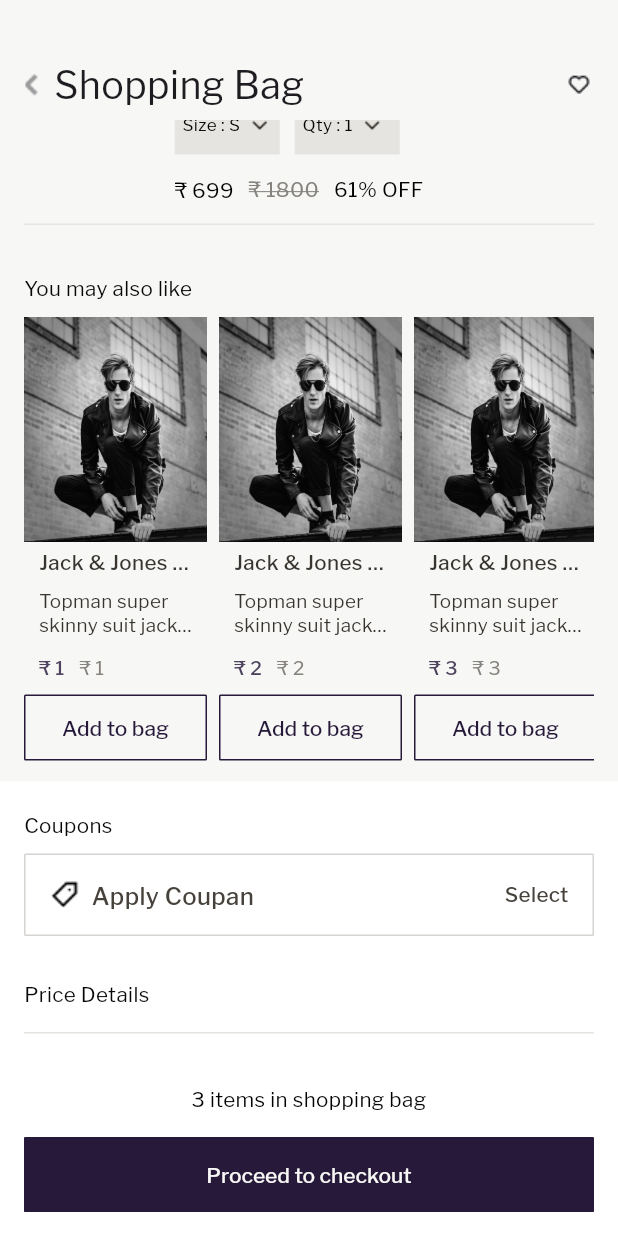
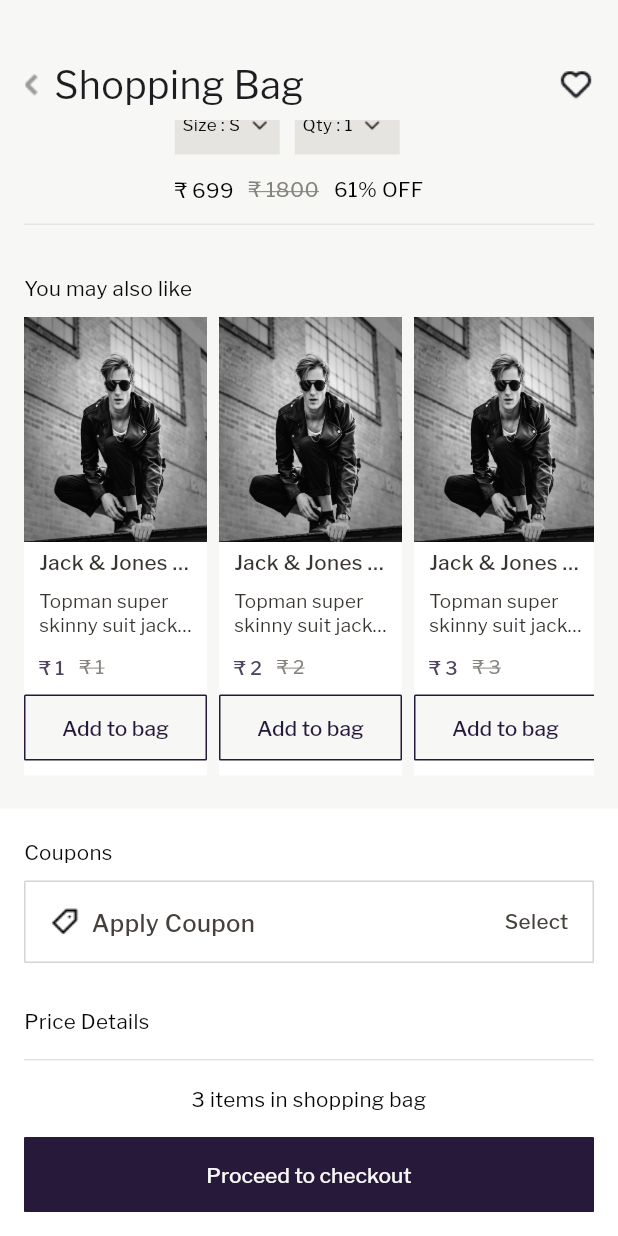
Before and after one commit to LaFetch2026/Lf_Application_Production, a Flutter app: the CartScreen screen opened directly, scrolled down 576 dp, on a phone screen of 412 x 824 dp. Run offline on Flutter 3.47's test engine with Material 2 defaults, Android fonts, the phone set to English and light mode, and no system bars; our stand-ins replace dropdown_button2, flutter_otp_text_field, flutter_rating_bar, flutter_screenutil, get, logger.

Commit message:
solved bug

```diff
--- /dev/null
+++ b/lib/commonwidget/appbarwidgets/cart_appbar.dart
@@ -0,0 +1,76 @@
+import 'package:flutter/material.dart';
+import 'package:flutter_screenutil/flutter_screenutil.dart';
+import 'package:get/get.dart';
+
+import '../../utils/constants.dart';
+import '../app_text.dart';
+
+class CartAppbar extends StatelessWidget {
+  final String text;
+  final bool threeDot;
+  final String icon;
+  final Function? onPressedHeart;
+
+  const CartAppbar(
+      {Key? key,
+      required this.text,
+      required this.threeDot,
+      required this.icon,
+      this.onPressedHeart})
+      : super(key: key);
+
+  @override
+  Widget build(BuildContext context) {
+    return Container(
+      height: 80,
+      width: MediaQuery.of(context).size.width,
+      color: whiteTextColor,
+      child: Column(children: [
+        Padding(
+          padding: const EdgeInsets.only(left: 16, top: 40, right: 16),
+          child: Row(
+            mainAxisSize: MainAxisSize.max,
+            mainAxisAlignment: MainAxisAlignment.start,
+            children: [
+              GestureDetector(
+                onTap: () {
+                  Get.back();
+                },
+                child: Image.asset(backArrowImage,
+                    height: 16, width: 10, fit: BoxFit.cover),
+              ),
+              const SizedBox(
+                width: 10,
+              ),
+              AppText(
+                text: text,
+                fontFamily: "Franklin Gothic Regular",
+                fontWeight: FontWeight.w400,
+                color: appbarText,
+                fontSize: 22.sp,
+              ),
+              const Expanded(
+                child: SizedBox(
+                  height: 0,
+                ),
+              ),
+              Visibility(
+                visible: threeDot,
+                child: GestureDetector(
+                  onTap: () {
+                    onPressedHeart?.call();
+                  },
+                  child: ImageIcon(
+                    AssetImage(icon),
+                    color: appbarText,
+                    size: 24,
+                  ),
+                ),
+              ),
+            ],
+          ),
+        ),
+      ]),
+    );
+  }
+}
--- a/lib/screens/cartscreen.dart
+++ b/lib/screens/cartscreen.dart
@@ -2,10 +2,10 @@
 
 import 'package:flutter/material.dart';
 import 'package:flutter_screenutil/flutter_screenutil.dart';
+import 'package:lafetch/commonwidget/appbarwidgets/cart_appbar.dart';
 import 'package:lafetch/commonwidget/cartwidgets/cartwidgets.dart';
 import 'package:lafetch/commonwidget/smallbtn.dart';
 import '../commonwidget/app_text.dart';
-import '../commonwidget/appbarwidgets/backbutton_appbar.dart';
 import '../commonwidget/singlebtn.dart';
 import '../utils/constants.dart';
 
@@ -28,11 +28,11 @@ class CartScreenState extends State<CartScreen> {
       backgroundColor: whiteTextColor,
       body: Column(
         children: [
-          BackButtonAppbar(
+          CartAppbar(
             text: "Shopping Bag",
             threeDot: true,
-            icon: heartImage,
-            onPressedThreeDot: () {},
+            icon: bigHeartImage,
+            onPressedHeart: () {},
           ),
           Expanded(
             child: SingleChildScrollView(
@@ -103,9 +103,12 @@ class CartScreenState extends State<CartScreen> {
                             height: 0,
                           ),
                         ),
-                        GestureDetector(
+                        Padding(
+                          padding: const EdgeInsets.only(bottom: 15),
+                          child: GestureDetector(
                             onTap: () {},
                             child: Row(
+                              crossAxisAlignment: CrossAxisAlignment.center,
                               children: [
                                 const ImageIcon(
                                   AssetImage(deleteIcon),
@@ -124,6 +127,7 @@ class CartScreenState extends State<CartScreen> {
                                   ),
                                 ),
                               ],
+                            ),
                           ),
                         ),
                       ],
@@ -379,7 +383,7 @@ class CartScreenState extends State<CartScreen> {
                         horizontal: 16, vertical: 10),
                     child: SizedBox(
                       width: double.infinity,
-                      height: 300,
+                      height: 310,
                       child: ListView.builder(
                           shrinkWrap: true,
                           primary: false,
@@ -394,6 +398,7 @@ class CartScreenState extends State<CartScreen> {
                                   child: AnimatedContainer(
                                     duration: const Duration(milliseconds: 300),
                                     margin: const EdgeInsets.only(right: 8),
+                                    color: whiteColor,
                                     width: 122,
                                     child: Column(
                                       crossAxisAlignment:
@@ -445,15 +450,17 @@ class CartScreenState extends State<CartScreen> {
                                               Padding(
                                                 padding: const EdgeInsets.only(
                                                     left: 10),
-                                                child: AppText(
-                                                  text:
+                                                child: Text(
                                                   "\u{20B9} ${items[index]}",
+                                                  style: TextStyle(
                                                     color: textHintColor,
-                                                  maxLines: 2,
                                                     fontSize: 11.sp,
+                                                    decoration: TextDecoration
+                                                        .lineThrough,
                                                     fontFamily:
                                                         "Franklin Gothic Regular",
                                                     fontWeight: FontWeight.w400,
+                                                  ),
                                                 ),
                                               ),
                                             ],
@@ -478,6 +485,9 @@ class CartScreenState extends State<CartScreen> {
                             );
                           }),
                     ),
+                  ),
+                  const SizedBox(
+                    height: 8,
                   ),
                   Container(
                     color: whiteColor,
@@ -520,7 +530,7 @@ class CartScreenState extends State<CartScreen> {
                                             padding: const EdgeInsets.symmetric(
                                                 horizontal: 8),
                                             child: AppText(
-                                              text: "Apply Coupan",
+                                              text: "Apply Coupon",
                                               fontFamily: "Franklin Gothic",
                                               fontWeight: FontWeight.w500,
                                               color: textFilter,
@@ -784,7 +794,7 @@ class CartScreenState extends State<CartScreen> {
                                 Padding(
                                   padding: const EdgeInsets.only(right: 4),
                                   child: AppText(
-                                    text: "Total Bill",
+                                    text: "Bill total",
                                     fontFamily: "Franklin Gothic",
                                     fontWeight: FontWeight.w500,
                                     color: colorPrimary,
--- a/lib/utils/constants.dart
+++ b/lib/utils/constants.dart
@@ -118,3 +118,4 @@ const greyCrossImage = 'assets/images/grey_cross.png';
 const curveArrowImage = 'assets/images/up_arrow_curve.png';
 const boltBlackImage = 'assets/images/bolt_image.png';
 const boltWhiteImage = 'assets/images/bolt_white.png';
+const bigHeartImage = 'assets/images/big_heart.png';
```
Also changed, not shown: assets/images/big_heart.png (added). Lines whose indentation alone changed are shown as unchanged.
